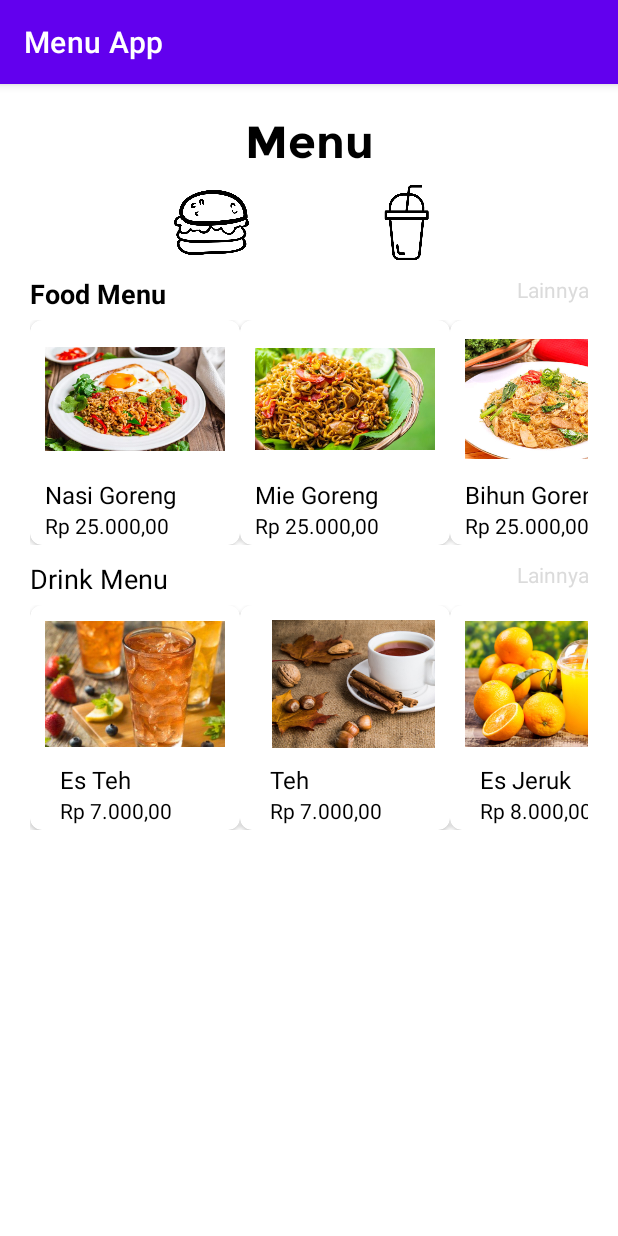
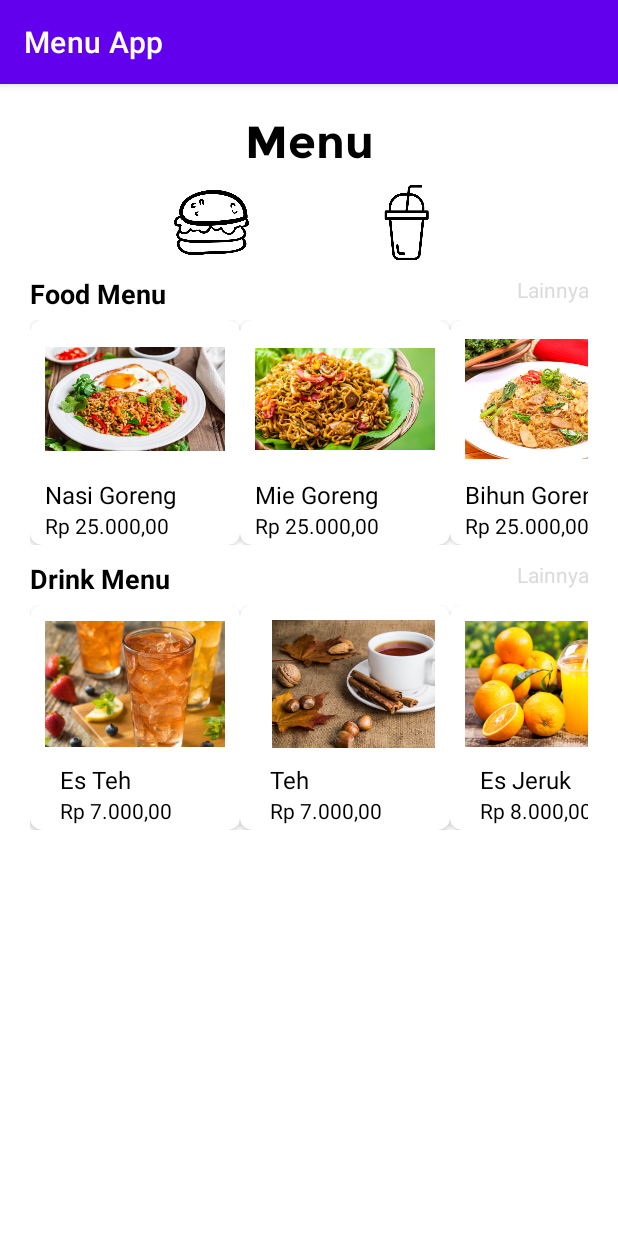
Before and after one commit to varydabe/piranti-bergerak, an Android app: the screen it shows after launch (MainActivity), on a phone screen of 412 x 824 dp. Run offline under Robolectric (Android 15) with nearby library versions, the phone set to English and light mode, and no system bars.

Commit message:
update fonts

```diff
--- a/app/src/main/res/layout/activity_drink.xml
+++ b/app/src/main/res/layout/activity_drink.xml
@@ -17,7 +17,7 @@
             android:text="Beverage Menu"
             android:textColor="@color/black"
             android:textSize="25sp"
-            android:fontFamily="@font/Montserrat_Bold"
+            android:fontFamily="@font/montserrat_bold"
             android:textAlignment="center"
             android:paddingVertical="20dp" />
 
--- a/app/src/main/res/layout/activity_food.xml
+++ b/app/src/main/res/layout/activity_food.xml
@@ -16,7 +16,7 @@
             android:layout_height="wrap_content"
             android:textSize="25sp"
             android:text="Food Menu"
-            android:fontFamily="@font/Montserrat_Bold"
+            android:fontFamily="@font/montserrat_bold"
             android:textColor="@color/black"
             android:textAlignment="center"
             android:paddingVertical="20dp"
--- a/app/src/main/res/layout/activity_main.xml
+++ b/app/src/main/res/layout/activity_main.xml
@@ -16,7 +16,7 @@
         android:text="@string/title_menu"
         android:textSize="30sp"
         android:textColor="@color/black"
-        android:fontFamily="@font/Montserrat_Bold"/>
+        android:fontFamily="@font/montserrat_bold"/>
     <LinearLayout
         android:id="@+id/llIcon"
         android:layout_width="match_parent"
@@ -52,7 +52,7 @@
             android:text="@string/food_menu"
             android:textSize="18sp"
             android:textColor="@color/black"
-            android:fontFamily="@font/Roboto_Bold"/>
+            android:fontFamily="@font/roboto_bold"/>
         <TextView
             android:id="@+id/tvFoodMore"
             android:layout_width="match_parent"
@@ -62,7 +62,7 @@
             android:text="@string/text_lainnya"
             android:textColor="#DBDBDB"
             android:textSize="14sp"
-            android:fontFamily="@font/Roboto_Regular"/>
+            android:fontFamily="@font/roboto_regular"/>
         <HorizontalScrollView
             android:layout_width="match_parent"
             android:layout_height="wrap_content"
@@ -95,7 +95,8 @@
             android:layout_height="wrap_content"
             android:text="@string/drink_menu"
             android:textSize="18sp"
-            android:textColor="@color/black"/>
+            android:textColor="@color/black"
+            android:fontFamily="@font/roboto_bold"/>
         <TextView
             android:id="@+id/tvDrinkMore"
             android:layout_width="match_parent"
@@ -104,7 +105,8 @@
             android:textAlignment="textEnd"
             android:text="@string/text_lainnya"
             android:textColor="#DBDBDB"
-            android:textSize="14sp"/>
+            android:textSize="14sp"
+            android:fontFamily="@font/roboto_regular"/>
         <HorizontalScrollView
             android:layout_width="match_parent"
             android:layout_height="wrap_content"
--- a/app/src/main/res/layout/list_drink_detail.xml
+++ b/app/src/main/res/layout/list_drink_detail.xml
@@ -44,7 +44,7 @@
                 android:text="@string/drink_name"
                 android:textSize="16sp"
                 android:textColor="@color/black"
-                android:fontFamily="@font/Roboto_Regular"/>
+                android:fontFamily="@font/roboto_regular"/>
             <TextView
                 android:id="@+id/tvPrice"
                 android:layout_width="match_parent"
@@ -53,7 +53,7 @@
                 android:text="@string/price"
                 android:textSize="14sp"
                 android:textColor="@color/black"
-                android:fontFamily="@font/Roboto_Regular"/>
+                android:fontFamily="@font/roboto_regular"/>
 
         </LinearLayout>
 
--- a/app/src/main/res/layout/list_food_detail.xml
+++ b/app/src/main/res/layout/list_food_detail.xml
@@ -41,7 +41,7 @@
                 android:text="@string/food_name"
                 android:textSize="16sp"
                 android:textColor="@color/black"
-                android:fontFamily="@font/Roboto_Regular"/>
+                android:fontFamily="@font/roboto_regular"/>
             <TextView
                 android:id="@+id/tvPrice"
                 android:layout_width="match_parent"
@@ -50,7 +50,7 @@
                 android:text="@string/price"
                 android:textSize="14sp"
                 android:textColor="@color/black"
-                android:fontFamily="@font/Roboto_Regular"/>
+                android:fontFamily="@font/roboto_regular"/>
 
         </LinearLayout>
 
```
Also changed, not shown: app/src/main/res/font/montserrat_bold.ttf (renamed from app/src/main/res/font/Montserrat_Bold.ttf), app/src/main/res/font/montserrat_regular.ttf (renamed from app/src/main/res/font/Montserrat_Regular.ttf), app/src/main/res/font/roboto_bold.ttf (renamed from app/src/main/res/font/Roboto_Bold.ttf), app/src/main/res/font/roboto_regular.ttf (renamed from app/src/main/res/font/Roboto_Regular.ttf).
